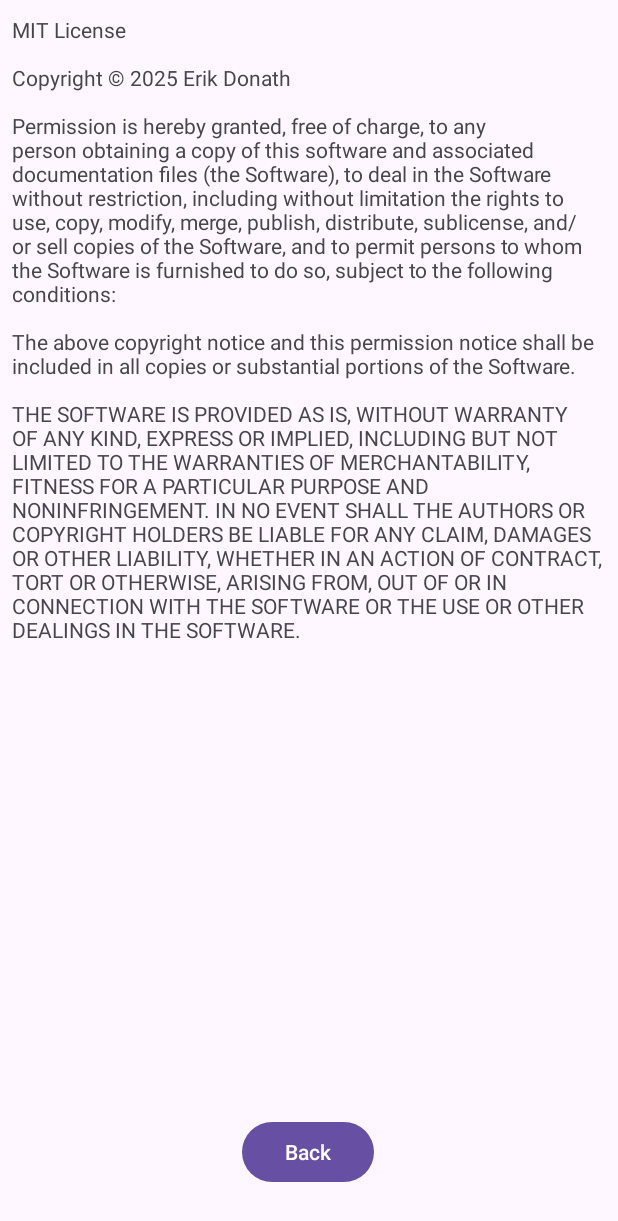
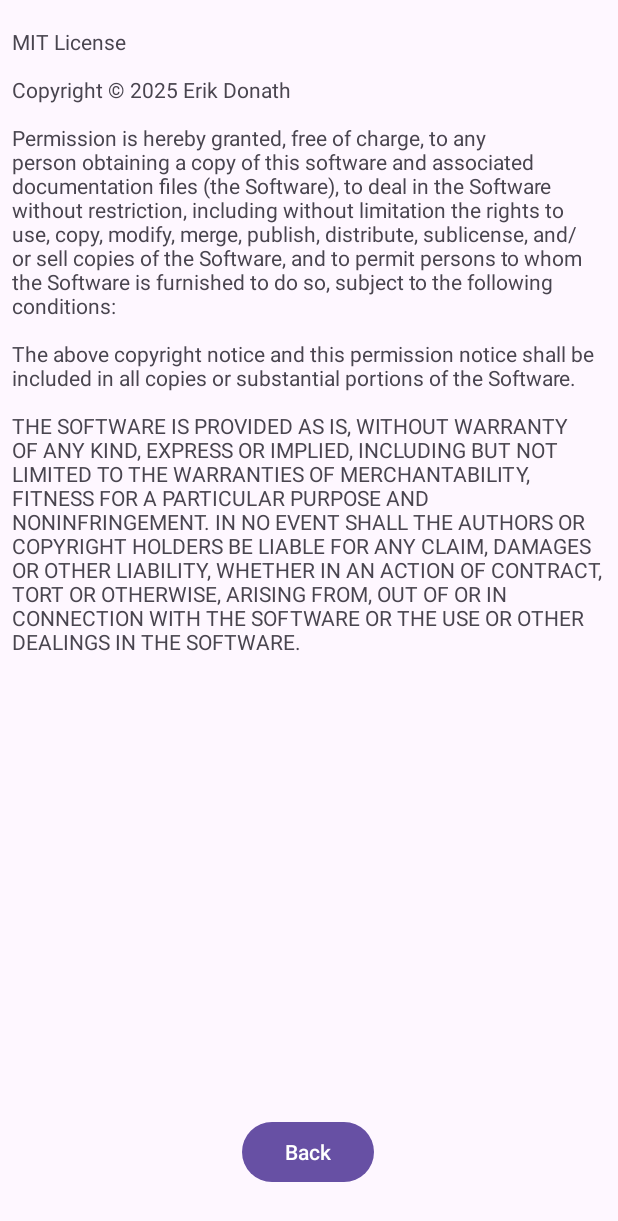
Before and after one commit to Erik-Donath/Palabra, an Android app: the LicensActivity screen opened directly, with no data from a screen before it, on a phone screen of 412 x 824 dp. Shown: the top 1221 px of the screen. Run offline under Robolectric (Android 15) with nearby library versions, the phone set to English and light mode, and no system bars.

Commit message:
Added showcase

```diff
--- a/app/src/main/res/layout/activity_licens.xml
+++ b/app/src/main/res/layout/activity_licens.xml
@@ -17,9 +17,10 @@
         android:text="@string/licens"
         app:layout_constraintBottom_toBottomOf="parent"
         app:layout_constraintEnd_toEndOf="parent"
+        app:layout_constraintHorizontal_bias="0.0"
         app:layout_constraintStart_toStartOf="parent"
         app:layout_constraintTop_toTopOf="parent"
-        app:layout_constraintVertical_bias="0" />
+        app:layout_constraintVertical_bias="0.021" />
 
     <Button
         android:id="@+id/backBtn"
```
Also changed, not shown: 7 other files.
